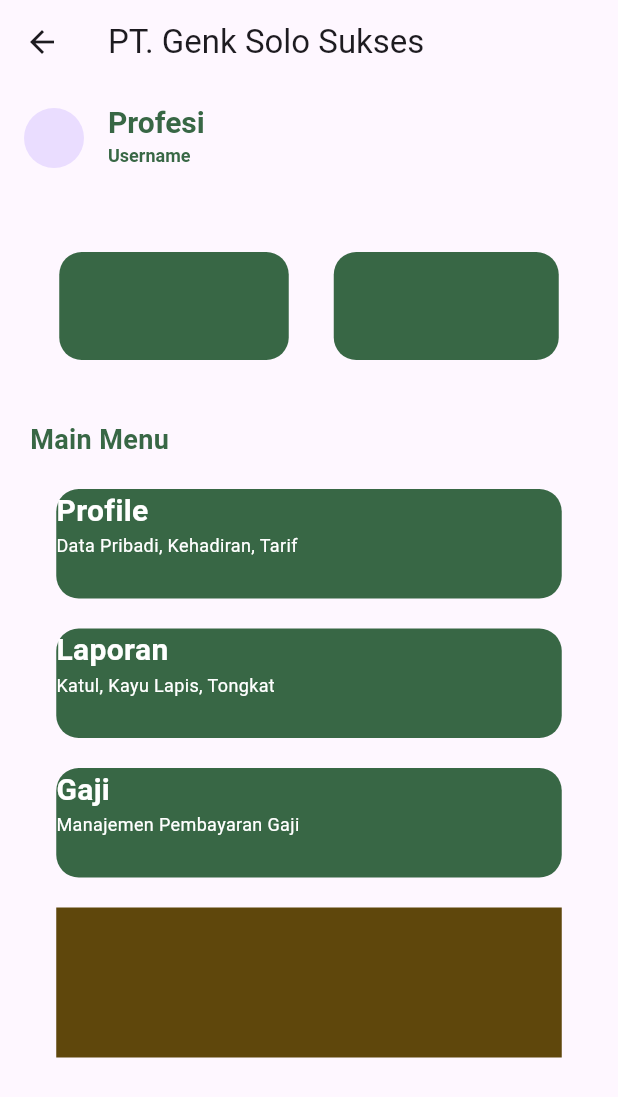
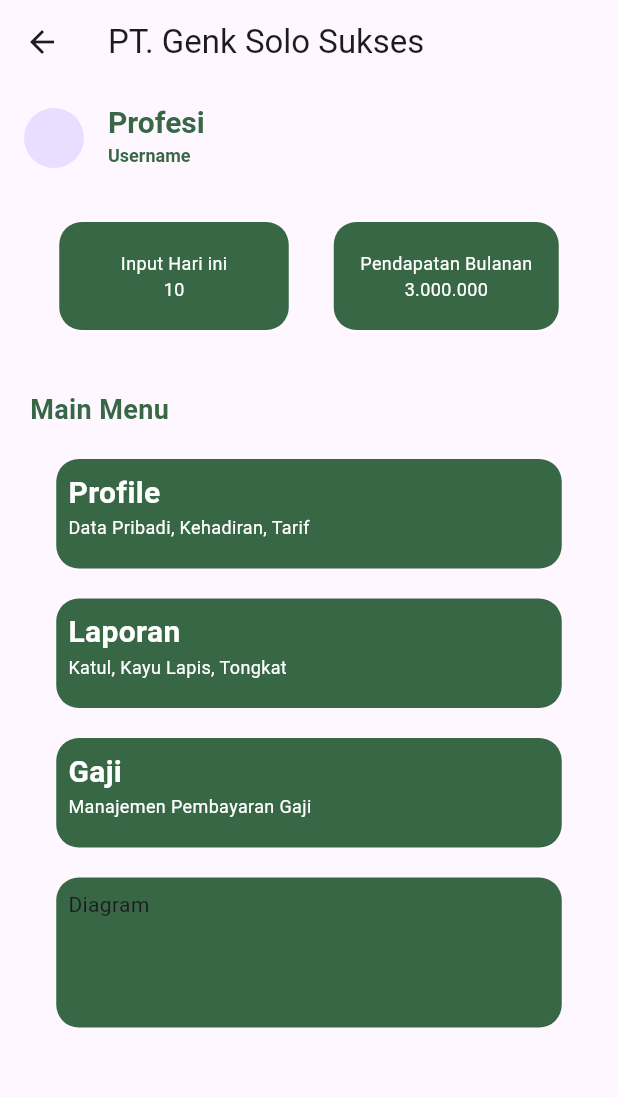
Before and after one commit to uinsaga-pmob/3A-03, a Flutter app: the HomePage screen opened directly, on a phone screen of 412 x 824 dp. Shown: the top 1097 px of the screen. Run offline on Flutter 3.47's test engine with Material 3 defaults, Android fonts, the phone set to English and light mode, and no system bars.

Commit message:
home page - diagram, profil done, laporan kurang 20%

```diff
--- a/lib/home_page.dart
+++ b/lib/home_page.dart
@@ -1,4 +1,8 @@
 import 'package:flutter/material.dart';
+import 'package:pabrik_kayu/gaji.dart';
+import 'package:pabrik_kayu/laporan.dart';
+import 'package:pabrik_kayu/lihat_laporan.dart';
+import 'package:pabrik_kayu/profil.dart';
 import 'package:pabrik_kayu/style.dart';
 
 class HomePage extends StatefulWidget {
@@ -6,13 +10,11 @@ class HomePage extends StatefulWidget {
   State<HomePage> createState() => _homepagestate();
 }
 
-class _homepagestate extends State <HomePage> {
+class _homepagestate extends State<HomePage> {
   @override
   Widget build(BuildContext context) {
     return Scaffold(
-      appBar: AppBar(
-        title: Text('PT. Genk Solo Sukses'),
-      ),
+      appBar: AppBar(title: Text('PT. Genk Solo Sukses')),
       body: Center(
         child: Column(
           mainAxisAlignment: MainAxisAlignment.start,
@@ -21,18 +23,42 @@ class _homepagestate extends State <HomePage> {
               leading: CircleAvatar(),
               title: Text("Profesi"),
               subtitle: Text("Username"),
-              titleTextStyle: TextStyle(color: greenColor, fontSize: 20, fontWeight: FontWeight.bold),
-              subtitleTextStyle: TextStyle(color: greenColor, fontSize: 12, fontWeight: FontWeight.bold),
+              titleTextStyle: TextStyle(
+                color: greenColor,
+                fontSize: 20,
+                fontWeight: FontWeight.bold,
               ),
-            SizedBox(height: 40),
+              subtitleTextStyle: TextStyle(
+                color: greenColor,
+                fontSize: 12,
+                fontWeight: FontWeight.bold,
+              ),
+            ),
+            SizedBox(height: 20),
             Row(
               mainAxisAlignment: MainAxisAlignment.center,
-            children: [Container(
+              children: [
+                Container(
                   height: 72,
                   width: 153,
                   decoration: BoxDecoration(
                     color: greenColor,
                     borderRadius: BorderRadius.circular(15),
+                  ),
+                  child: Center(
+                    child: Column(
+                      mainAxisAlignment: MainAxisAlignment.center,
+                      children: [
+                        Text(
+                          "Input Hari ini",
+                          style: TextStyle(color: Colors.white, fontSize: 12),
+                        ),
+                        Text(
+                          "10",
+                          style: TextStyle(color: Colors.white, fontSize: 12),
+                        ),
+                      ],
+                    ),
                   ),
                 ),
                 SizedBox(width: 30),
@@ -43,7 +69,22 @@ class _homepagestate extends State <HomePage> {
                     color: greenColor,
                     borderRadius: BorderRadius.circular(15),
                   ),
-            )
+                  child: Center(
+                    child: Column(
+                      mainAxisAlignment: MainAxisAlignment.center,
+                      children: [
+                        Text(
+                          "Pendapatan Bulanan",
+                          style: TextStyle(color: Colors.white, fontSize: 12),
+                        ),
+                        Text(
+                          "3.000.000",
+                          style: TextStyle(color: Colors.white, fontSize: 12),
+                        ),
+                      ],
+                    ),
+                  ),
+                ),
               ],
             ),
             SizedBox(height: 40),
@@ -51,31 +92,75 @@ class _homepagestate extends State <HomePage> {
               mainAxisAlignment: MainAxisAlignment.start,
               children: [
                 SizedBox(width: 20),
-              Text("Main Menu", style: TextStyle(fontSize: 18, fontWeight: FontWeight.bold, color: greenColor),),
+                Text(
+                  "Main Menu",
+                  style: TextStyle(
+                    fontSize: 18,
+                    fontWeight: FontWeight.bold,
+                    color: greenColor,
+                  ),
+                ),
               ],
             ),
             Column(
               children: [
-              Containerhome(title: "Profile",subtitle: "Data Pribadi, Kehadiran, Tarif"),
-              Containerhome(title: "Laporan",subtitle: "Katul, Kayu Lapis, Tongkat"),
-              Containerhome(title: "Gaji", subtitle: "Manajemen Pembayaran Gaji "),
+                InkWell(
+                  onTap: () => Navigator.push(
+                    context,
+                    MaterialPageRoute(builder: (context) => Profil()),
+                  ),
+                  child: Containerhome(
+                    title: "Profile",
+                    subtitle: "Data Pribadi, Kehadiran, Tarif",
+                  ),
+                ),
+                InkWell(
+                  onTap: () => Navigator.push(
+                    context,
+                    MaterialPageRoute(builder: (context) => Laporan()),
+                  ),
+                  child: Containerhome(
+                    title: "Laporan",
+                    subtitle: "Katul, Kayu Lapis, Tongkat",
+                  ),
+                ),
+                InkWell(
+                  onTap: () => Navigator.push(
+                    context,
+                    MaterialPageRoute(builder: (context) => Gaji()),
+                  ),
+                  child: Containerhome(
+                    title: "Gaji",
+                    subtitle: "Manajemen Pembayaran Gaji ",
+                  ),
+                ),
+
                 SizedBox(height: 20),
-              Container(width: 337,height: 100, color: const Color.fromARGB(255, 95, 71, 12)),
-            ],
-          )
+                Container(
+                  width: 337,
+                  height: 100,
+                  decoration: BoxDecoration(
+                    color: greenColor,
+                    borderRadius: BorderRadius.circular(15),
+                  ),
+                  child: Padding(
+                    padding: const EdgeInsets.all(8.0),
+                    child: Text("Diagram"),
+                  ),
+                ),
               ],
             ),
-      )
+          ],
+        ),
+      ),
     );
   }
 }
 
 class Containerhome extends StatelessWidget {
-  final String title ;
-  final String subtitle ;
-  const Containerhome( {required this.title, required this.subtitle,
-    super.key,
-  });
+  final String title;
+  final String subtitle;
+  const Containerhome({required this.title, required this.subtitle, super.key});
 
   @override
   Widget build(BuildContext context) {
@@ -87,14 +172,22 @@ class Containerhome extends StatelessWidget {
         color: greenColor,
         borderRadius: BorderRadius.circular(15),
       ),
+      child: Padding(
+        padding: const EdgeInsets.all(8.0),
         child: Column(
           crossAxisAlignment: CrossAxisAlignment.start,
-
           children: [
-          Text(title, style: TextStyle(fontSize: 20, fontWeight: FontWeight.bold, color: Colors.white),),
-          Text(subtitle, style: TextStyle(fontSize: 12, color: Colors.white),),
-
+            Text(
+              title,
+              style: TextStyle(
+                fontSize: 20,
+                fontWeight: FontWeight.bold,
+                color: Colors.white,
+              ),
+            ),
+            Text(subtitle, style: TextStyle(fontSize: 12, color: Colors.white)),
           ],
+        ),
       ),
     );
   }
--- a/lib/main.dart
+++ b/lib/main.dart
@@ -1,5 +1,7 @@
 import 'package:flutter/material.dart';
+import 'package:pabrik_kayu/home_page.dart';
 import 'package:pabrik_kayu/laporan.dart';
+import 'package:pabrik_kayu/profil.dart';
 
 void main() {
   runApp(kayu());
@@ -11,7 +13,7 @@ class kayu extends StatelessWidget {
     return MaterialApp(
       debugShowCheckedModeBanner: false,
       title: 'halaman masuk',
-      home: Laporan(),
+      home: HomePage(),
     );
   }
 }
```
Also changed, not shown: lib/laporan.dart (+34 -13 lines), lib/profil.dart (+37 -27 lines). Lines whose indentation alone changed are shown as unchanged.
